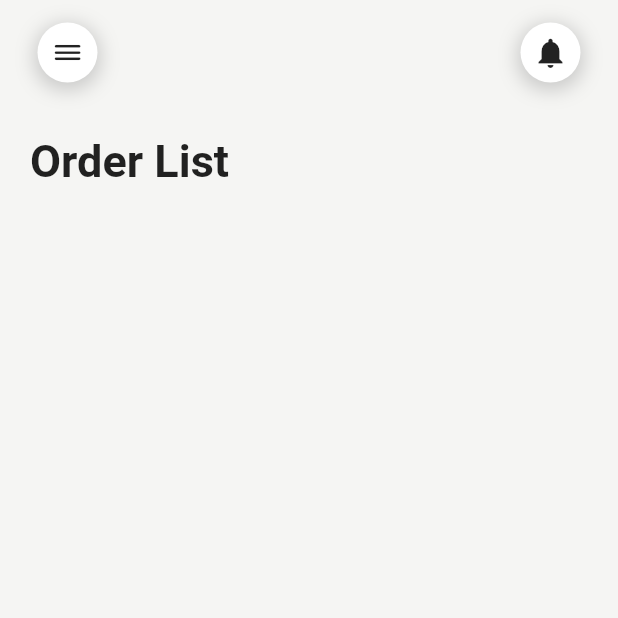
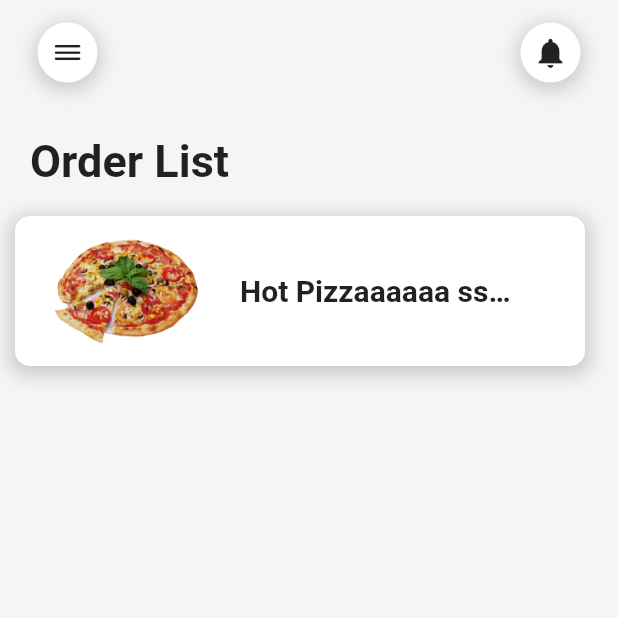
Before and after one commit to MzeroHour/Food-App-Flutter-Template, a Flutter app: the CartPage screen opened by its route, on a phone screen of 412 x 824 dp, the top half of it. Run offline on Flutter 3.47's test engine with Material 2 defaults, Android fonts, the phone set to English and light mode, and no system bars; our stand-ins replace flutter_rating_bar; Roboto replaces fonts that are missing (Popin).

Commit message:
add cart page

```diff
--- a/lib/Pages/CartPage.dart
+++ b/lib/Pages/CartPage.dart
@@ -36,6 +36,51 @@ class CartPage extends StatelessWidget {
                   padding: EdgeInsets.symmetric(
                     vertical: 9,
                   ),
+                  child: Container(
+                    width: 380,
+                    height: 100,
+                    decoration: BoxDecoration(
+                      color: Colors.white,
+                      borderRadius: BorderRadius.circular(10),
+                      boxShadow: [
+                        BoxShadow(
+                          color: Colors.grey.withOpacity(0.5),
+                          spreadRadius: 3,
+                          blurRadius: 10,
+                          offset: Offset(0, 3),
+                        ),
+                      ],
+                    ),
+                    child: Row(
+                      children: [
+                        Container(
+                          alignment: Alignment.center,
+                          child: Image.asset(
+                            "images/pizza.png",
+                            height: 80,
+                            width: 150,
+                          ),
+                        ),
+                        Container(
+                          width: 190,
+                          child: Column(
+                            crossAxisAlignment: CrossAxisAlignment.start,
+                            mainAxisAlignment: MainAxisAlignment.spaceAround,
+                            children: [
+                              Text(
+                                "Hot Pizzaaaaaa sssssssss",
+                                style: TextStyle(
+                                  fontSize: 20,
+                                  fontWeight: FontWeight.bold,
+                                  overflow: TextOverflow.ellipsis,
+                                ),
+                              ),
+                            ],
+                          ),
+                        ),
+                      ],
+                    ),
+                  ),
                 ),
               ],
             ),
```
